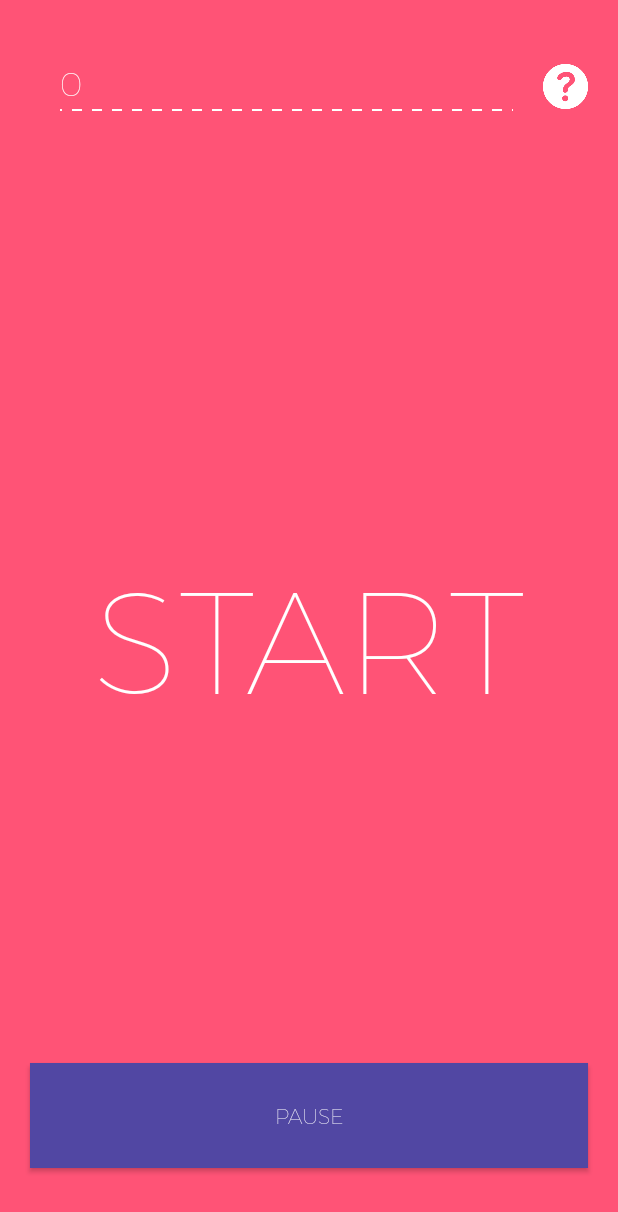
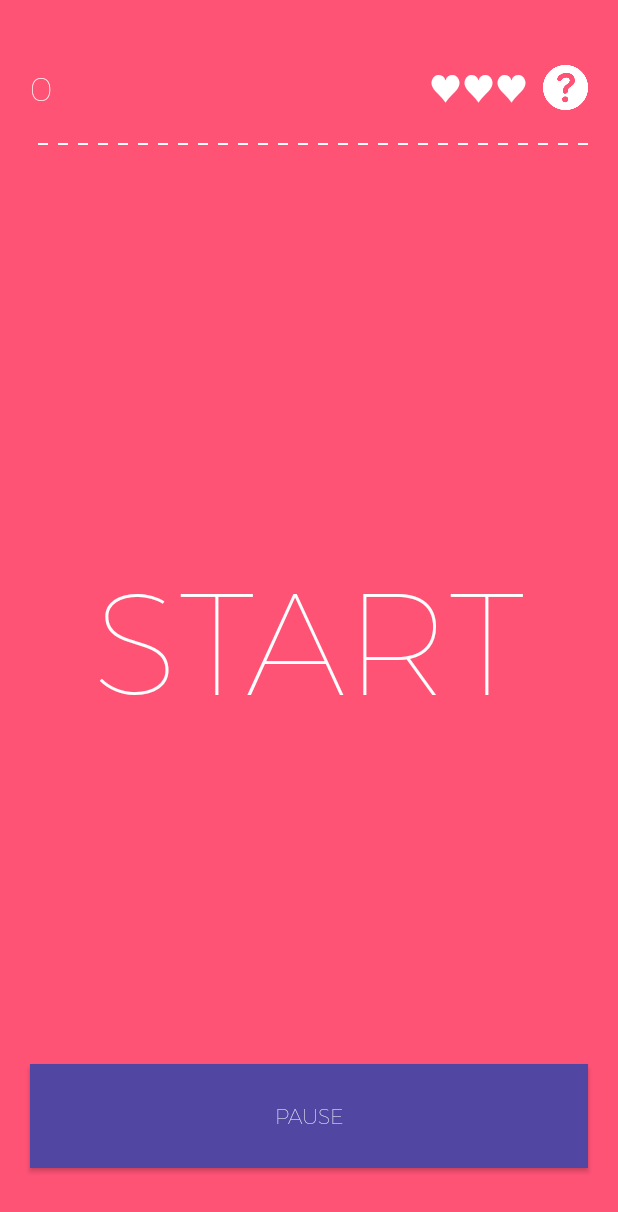
Before and after one commit to srichakradhar/Crazy3, an Android app: the screen it shows after launch (GameActivity), on a phone screen of 412 x 824 dp. Shown: the top 1212 px of the screen. Run offline under Robolectric (Android 15) with nearby library versions, the phone set to English and light mode, and no system bars.

Commit message:
help screen overlay and changing colors score updated

```diff
--- a/app/src/main/java/com/chukree/thumbsdown/GameActivity.java
+++ b/app/src/main/java/com/chukree/thumbsdown/GameActivity.java
@@ -1,6 +1,7 @@
 package com.chukree.thumbsdown;
 
 import android.app.Activity;
+import android.app.Dialog;
 import android.graphics.Color;
 import android.graphics.Typeface;
 import android.graphics.drawable.GradientDrawable;
@@ -11,11 +12,12 @@ import android.view.View;
 import android.view.animation.Animation;
 import android.view.animation.AnimationUtils;
 import android.widget.Button;
+import android.widget.LinearLayout;
 import android.widget.TextView;
 
 public class GameActivity extends Activity {
 
-    private Button btnTap, btnPause;
+    private Button btnTap, btnPause, btnHelp;
     int count = 0;
     long timerPeriod = 1000;
     private int multiple = 3, hiScore = 0, lives = 3, level = 1, lastTapNum = 0;
@@ -25,8 +27,11 @@ public class GameActivity extends Activity {
     private String TAG = GameActivity.class.toString();
     private Handler handler = new Handler();
     private Typeface tfMontserrat;
-    private Animation scaleUp, scaleDown;
+    private static Animation scaleUp, scaleDown;
     private GradientDrawable bgShape;
+    private android.content.Context context;
+    private TextView lblLives;
+    private String strLives;
 
     @Override
     protected void onCreate(Bundle savedInstanceState) {
@@ -38,9 +43,14 @@ public class GameActivity extends Activity {
         btnTap = (Button) findViewById(R.id.button_tap);
         btnPause = (Button) findViewById(R.id.button_pause);
         tvScore = (TextView) findViewById(R.id.tvScore);
+        btnHelp = (Button) findViewById(R.id.button_help);
+        lblLives = (TextView) findViewById(R.id.text_view_lives);
         btnTap.setTypeface(tfMontserrat);
         btnPause.setTypeface(tfMontserrat);
         tvScore.setTypeface(tfMontserrat);
+        context = getApplicationContext();
+
+        showOverLay();
         // bgShape = (GradientDrawable) this.getResources().getDrawable(R.drawable.circle);
 
                 btnTap.setOnClickListener(new View.OnClickListener() {
@@ -51,28 +61,9 @@ public class GameActivity extends Activity {
                     timerPeriod -= 50;
                 }
 
-                if (btnTap.getText().toString().equals("Start")) {
+                if (gameStarted && count > 0) {
 
-                    // set "GameStarted" to true
-                    gameStarted = true;
-
-                    // set btnPause.Visible to true
-
-                    // set lastTapNum to 0
-                    lastTapNum = 0;
-
-                    // set btnTap.Background to transparent
-                    btnTap.setBackgroundResource(R.drawable.circle);
-                    scaleUp = AnimationUtils.loadAnimation(getApplicationContext(), R.anim.scale_up);
-                    btnTap.setAnimation(scaleUp);
                     bgShape = (GradientDrawable) btnTap.getBackground();
-
-                    // Set Clock1.TimerEnabled to true
-                    runnable.run();
-
-                }
-
-                if (gameStarted && count > 0) {
 
                     // if global count % multiple == 0
                     if (count % multiple == 0) {
@@ -84,6 +75,7 @@ public class GameActivity extends Activity {
                         lastTapNum = count;
                         score += 1;
 
+
                         bgShape.setColor(Color.GREEN);
                         // bgShape.invalidateSelf();
 
@@ -91,23 +83,54 @@ public class GameActivity extends Activity {
                     // user tapped on a wrong number!
                     else {
 
-                        score -= 1;
+                        /*if(score > 0) score -= 1;
                         lives -= 1;
 
                         // TODO: call Sound2.play
 
                         // TODO: set lblLives.Text to "♥♥♥".substring(lives) + ♡♡♡.substring(3 - lives)
+                        String strLives = "";
+
+                        if(lives <= 0)
+                            strLives = "♡♡♡";
+                        else if(lives >= 3)
+                            strLives = "♥♥♥";
+                        else
+                            strLives = "♡♡♡".substring(0, 3 - lives) + "♥♥♥".substring(0, lives);
+
+                        lblLives.setText(strLives); */
 
                         // TODO: A mechanism to alert the wrong doing (e.g. changing bg & fg colors)
 
                         if (lives <= 0) {
-                            scaleDown = AnimationUtils.loadAnimation(getApplicationContext(), R.anim.scale_down);
+                            scaleDown = AnimationUtils.loadAnimation(context, R.anim.scale_down);
                             scaleDown.setDuration(timerPeriod/2);
                             btnTap.setAnimation(scaleDown);
                         }
 
-                        bgShape.setColor(Color.RED);
+                        bgShape.setColor(getResources().getColor(R.color.wrong_red));
                         // bgShape.invalidateSelf();
+                    }
+
+                    if (btnTap.getText().toString().equals("Start")) {
+
+                        // set "GameStarted" to true
+                        gameStarted = true;
+
+                        // set btnPause.Visible to true
+
+                        // set lastTapNum to 0
+                        lastTapNum = 0;
+
+                        // set btnTap.Background to transparent
+                        btnTap.setBackgroundResource(R.drawable.circle);
+                        scaleUp = AnimationUtils.loadAnimation(context, R.anim.scale_up);
+                        btnTap.setAnimation(scaleUp);
+                        bgShape = (GradientDrawable) btnTap.getBackground();
+
+                        // Set Clock1.TimerEnabled to true
+                        runnable.run();
+
                     }
 
                 }
@@ -121,9 +144,13 @@ public class GameActivity extends Activity {
                     level = 1;
                     timerPeriod = 1000;
                     // TODO Set lblLives.Text to ❤❤❤ or ♥♥♥ and ♡♡♡
+                    lblLives.setText("♥♥♥");
 
                     btnTap.setTextSize(96);
                     btnTap.setBackgroundResource(R.drawable.circle);
+                    scaleUp = AnimationUtils.loadAnimation(context, R.anim.scale_up);
+                    bgShape = (GradientDrawable) btnTap.getBackground();
+                    bgShape.setColor(Color.WHITE);
                     btnTap.setAnimation(scaleUp);
                     runnable.run();
                 }
@@ -153,6 +180,45 @@ public class GameActivity extends Activity {
                 }
             }
         });
+
+        btnHelp.setOnClickListener(new View.OnClickListener() {
+            @Override
+            public void onClick(View v) {
+                gameStarted = false;
+                handler.removeCallbacks(runnable);
+                showOverLay();
+            }
+        });
+    }
+
+    private void showOverLay(){
+
+        final Dialog dialog = new Dialog(GameActivity.this, android.R.style.Theme_Translucent_NoTitleBar);
+
+        dialog.setContentView(R.layout.help_overlay);
+
+        LinearLayout layout = (LinearLayout) dialog.findViewById(R.id.layout_help_overlay);
+        TextView lblHelpText = (TextView) layout.findViewById(R.id.textView_help_text);
+        lblHelpText.setTypeface(tfMontserrat);
+
+        layout.setOnClickListener(new View.OnClickListener() {
+
+            @Override
+
+            public void onClick(View arg0) {
+
+                gameStarted = true;
+                if(!btnTap.getText().toString().equals("Start")) {
+                    runnable.run();
+                }
+                dialog.dismiss();
+
+            }
+
+        });
+
+        dialog.show();
+
     }
 
     private Runnable runnable = new Runnable(){
@@ -161,9 +227,6 @@ public class GameActivity extends Activity {
         public void run() {
 
             count += 1;
-
-            // bgShape.setColor(Color.WHITE);
-            // bgShape.invalidateSelf();
 
             btnTap.setText(String.valueOf(count));
             Log.d(TAG, "Firing after + " + timerPeriod + "ms");
@@ -185,10 +248,22 @@ public class GameActivity extends Activity {
             // catching when number is missed
             if(((count - 1) % multiple == 0) && lastTapNum < count - multiple){
 
-                // score -= 1; lives -= 1;
+                Log.d(TAG, "last tapped number was " + lastTapNum);
+
+                 score -= 1; lives -= 1;
                 // TODO: Sound2.play
 
-                // TODO: set lblLives.Text to "♥♥♥".substring(lives) + ♡♡♡.substring(3 - lives)
+                // DONE: set lblLives.Text to "♥♥♥".substring(lives) + ♡♡♡.substring(3 - lives)
+
+                if(lives <= 0)
+                    strLives = "♡♡♡";
+                else if(lives >= 3)
+                    strLives = "♥♥♥";
+                else
+                    strLives = "♡♡♡".substring(0, 3 - lives) + "♥♥♥".substring(0, lives);
+
+                lblLives.setText(strLives);
+                bgShape.setColor(Color.RED);
             }
 
             // lives exhausted
@@ -246,6 +321,7 @@ public class GameActivity extends Activity {
             {
                 btnTap.setTextSize(26);
                 btnTap.setText("Sorry! You ran out of lives!\n\nTouch to try Again...");
+                lastTapNum = 0;
                 btnTap.setBackgroundResource(0);
             }
         }
--- a/app/src/main/res/layout/activity_game.xml
+++ b/app/src/main/res/layout/activity_game.xml
@@ -13,7 +13,8 @@
         android:gravity="center_vertical"
         android:layout_marginLeft="20dp"
         android:layout_marginRight="20dp"
-        android:layout_marginTop="20dp">
+        android:layout_marginTop="20dp"
+        android:background="@drawable/line">
 
         <TextView
             android:layout_width="wrap_content"
@@ -24,19 +25,25 @@
             android:layout_weight="1"
             android:textColor="#ffffff"
             android:textStyle="bold"
-            android:background="@drawable/line"
             android:foregroundGravity="center"
             android:gravity="left"
             android:singleLine="true"
-            android:layout_marginLeft="20dp"
-            android:layout_marginRight="20dp"
-            android:paddingBottom="5dp" />
+            android:layout_marginRight="5dp" />
+
+        <TextView
+            android:layout_width="wrap_content"
+            android:layout_height="wrap_content"
+            android:textAppearance="?android:attr/textAppearanceLarge"
+            android:text="♥♥♥"
+            android:id="@+id/text_view_lives"
+            android:textColor="@android:color/background_light"
+            android:layout_marginRight="10dp" />
 
         <Button
             style="?android:attr/buttonStyleSmall"
             android:layout_width="30dp"
             android:layout_height="30dp"
-            android:id="@+id/button"
+            android:id="@+id/button_help"
             android:background="@drawable/how_to"
             android:height="48dp"
             android:width="48dp" />
--- a/app/src/main/res/values/colors.xml
+++ b/app/src/main/res/values/colors.xml
@@ -4,4 +4,5 @@
     <color name="colorPrimaryDark">#303F9F</color>
     <color name="colorAccent">#FF4081</color>
     <color name="main_button">#FF6666</color>
+    <color name="wrong_red">#D32F2F</color>
 </resources>
```
Also changed, not shown: app/src/main/res/layout/help_overlay.xml (added, +44 -0 lines), app/src/main/res/drawable/finger_tap.png (added), app/src/main/res/mipmap-hdpi/ic_launcher.png, app/src/main/res/mipmap-mdpi/ic_launcher.png, app/src/main/res/mipmap-xhdpi/ic_launcher.png, app/src/main/res/mipmap-xxhdpi/ic_launcher.png, app/src/main/res/mipmap-xxxhdpi/ic_launcher.png, 1 other file.
